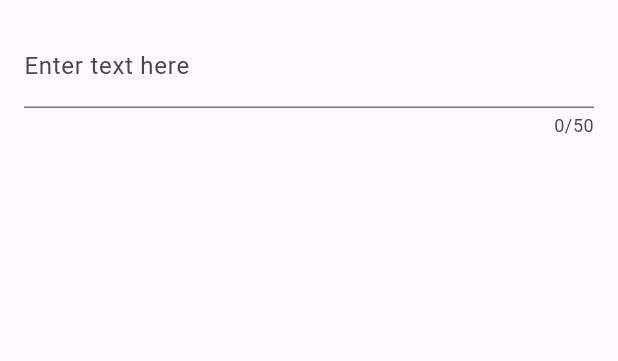
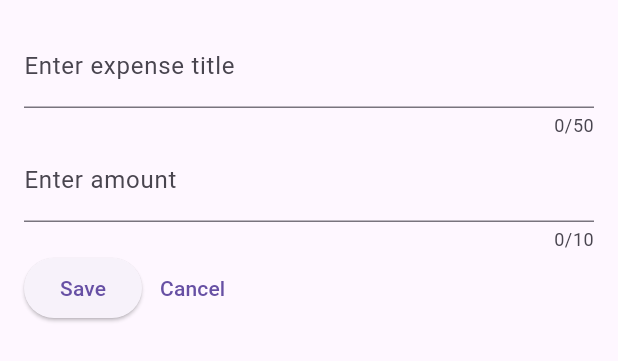
Before and after one commit to jfspps/Flutter_expenses_tracker, a Flutter app: the NewExpense widget shown alone on an empty page, opened directly, on a phone screen of 412 x 824 dp. Shown: the top 361 px of the screen. Run offline on Flutter 3.47's test engine with Material 2 defaults, Android fonts, the light colour scheme and no system bars.

Commit message:
added TextInputControllers to monitor data entry

```diff
--- a/lib/widgets/new_expense.dart
+++ b/lib/widgets/new_expense.dart
@@ -1,3 +1,4 @@
+import 'package:flutter/foundation.dart';
 import 'package:flutter/material.dart';
 
 class NewExpense extends StatefulWidget {
@@ -5,23 +6,62 @@ class NewExpense extends StatefulWidget {
 
   @override
   State<StatefulWidget> createState() {
-    return _NewExpense();
+    return _NewExpenseState();
   }
 }
 
-class _NewExpense extends State<NewExpense> {
+class _NewExpenseState extends State<NewExpense> {
+  // takes care of text input when the modal screen is required
+  final _textInputController = TextEditingController();
+  final _numericalInputController = TextEditingController();
+
+  // remove the widget when done (not in view) from the modal page
+  @override
+  void dispose() {
+    _numericalInputController.dispose();
+    _textInputController.dispose();
+    super.dispose();
+  }
+
   @override
   Widget build(BuildContext context) {
     return Padding(
       padding: const EdgeInsets.all(16),
       child: Column(
-        children: const [
+        children: [
           TextField(
+            controller: _textInputController,
             maxLength: 50,
-            decoration: InputDecoration(
-              label: Text('Enter text here'),
+            decoration: const InputDecoration(
+              label: Text('Enter expense title'),
             ),
           ),
+          TextField(
+            controller: _numericalInputController,
+            maxLength: 10,
+            keyboardType: const TextInputType.numberWithOptions(decimal: true),
+            decoration: const InputDecoration(
+              prefixText: '£ ',
+              label: Text('Enter amount'),
+            ),
+          ),
+          Row(
+            children: [
+              ElevatedButton(
+                onPressed: () {
+                  if (kDebugMode) {
+                    print('Expense title: ${_textInputController.text}');
+                    print('Amount: ${_numericalInputController.text}');
+                  }
+                },
+                child: const Text('Save'),
+              ),
+              TextButton(
+                onPressed: () {},
+                child: const Text('Cancel'),
+              ),
+            ],
+          )
         ],
       ),
     );
```
